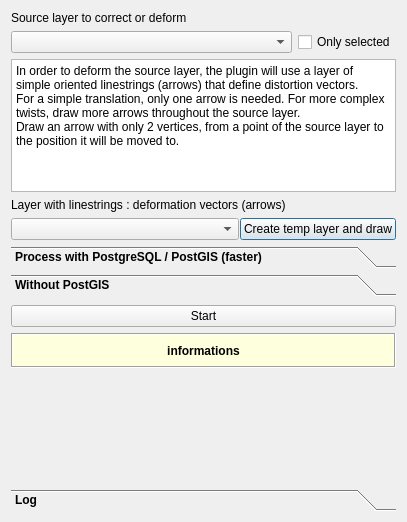
First picture: the form in corrector_vector/ui_corrector_vector.ui, repository PhilippeD31/Corrector_for_Vector, before the edit.
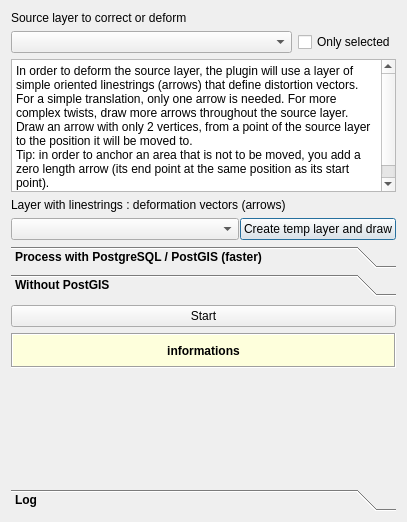
Second picture: the form after the edit. Custom widgets are drawn as their Qt base class.

Commit message: new tip in help message

```diff
--- a/corrector_vector/ui_corrector_vector.ui
+++ b/corrector_vector/ui_corrector_vector.ui
@@ -66,7 +66,8 @@
        <property name="plainText">
         <string>In order to deform the source layer, the plugin will use a layer of simple oriented linestrings (arrows) that define distortion vectors.
 For a simple translation, only one arrow is needed. For more complex twists, draw more arrows throughout the source layer.
-Draw an arrow with only 2 vertices, from a point of the source layer to the position it will be moved to.</string>
+Draw an arrow with only 2 vertices, from a point of the source layer to the position it will be moved to.
+Tip: in order to anchor an area that is not to be moved, you add a zero length arrow (its end point at the same position as its start point).</string>
        </property>
       </widget>
      </item>
```
The commit also changes 2 other files.
